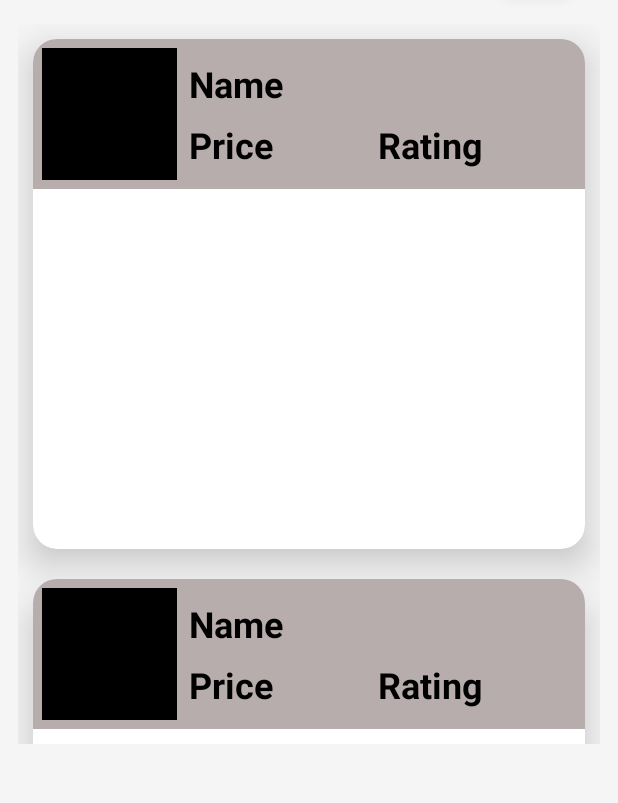
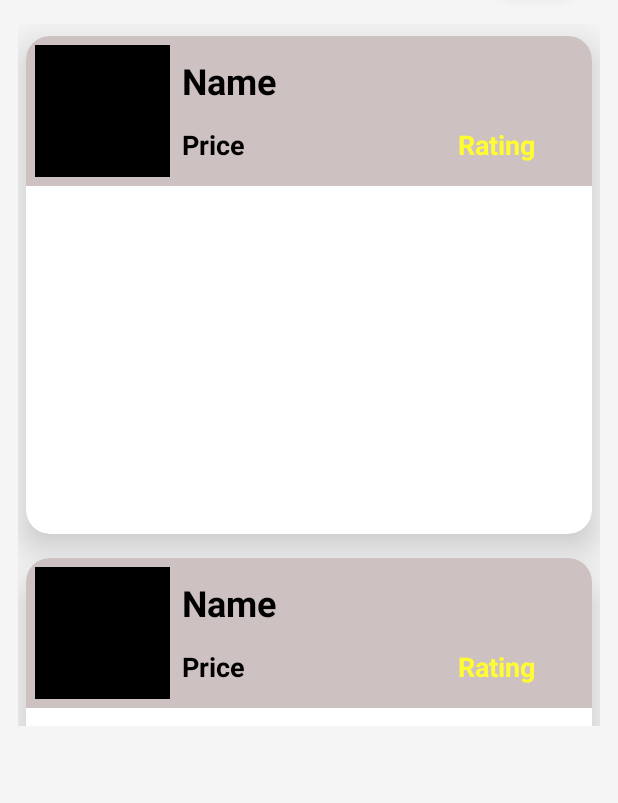
Before and after one commit to koraish3438/Retrofit, an Android app: the layout activity_product.xml on its own in the app's theme, with its tools: preview values and no code run, on a phone screen of 412 x 824 dp, the part 150-953 px from its top. Run offline under Robolectric (Android 15) with nearby library versions, the phone set to English and light mode, and no system bars.

Commit message:
ready project

```diff
--- a/app/src/main/res/layout/product_item_list.xml
+++ b/app/src/main/res/layout/product_item_list.xml
@@ -6,8 +6,8 @@
     xmlns:app="http://schemas.android.com/apk/res-auto"
     app:cardElevation="15dp"
     app:cardCornerRadius="16dp"
-    android:layout_marginVertical="10dp"
-    android:layout_marginHorizontal="10dp"
+    android:layout_marginVertical="8dp"
+    android:layout_marginHorizontal="5dp"
     android:id="@+id/topCard">
 
     <androidx.constraintlayout.widget.ConstraintLayout
@@ -20,6 +20,7 @@
             android:id="@+id/productImage"
             android:layout_width="90dp"
             android:layout_height="90dp"
+            android:contentDescription="@string/this_is_product_image"
             android:src="@color/black"
             app:layout_constraintBottom_toBottomOf="parent"
             app:layout_constraintStart_toStartOf="parent"
@@ -31,7 +32,7 @@
             android:layout_height="wrap_content"
             android:layout_marginHorizontal="8dp"
             android:layout_marginTop="8dp"
-            android:text="Name"
+            android:text="@string/name"
             android:textColor="@color/black"
             android:textSize="24sp"
             android:textStyle="bold"
@@ -48,10 +49,11 @@
             android:layout_width="0dp"
             android:layout_height="wrap_content"
             android:layout_marginHorizontal="8dp"
-            android:layout_marginTop="8dp"
-            android:text="Price"
+            android:layout_marginStart="8dp"
+            android:layout_marginTop="14dp"
+            android:text="@string/price"
             android:textColor="@color/black"
-            android:textSize="24sp"
+            android:textSize="18sp"
             android:textStyle="bold"
             app:layout_constraintStart_toEndOf="@+id/productImage"
             app:layout_constraintTop_toBottomOf="@+id/productName" />
@@ -61,14 +63,12 @@
             android:layout_width="0dp"
             android:layout_height="wrap_content"
             android:layout_marginHorizontal="8dp"
-            android:layout_marginStart="70dp"
-            android:text="Rating"
-            android:textColor="@color/black"
-            android:textSize="24sp"
+            android:layout_marginEnd="32dp"
+            android:text="@string/rating"
+            android:textColor="@color/yellow"
+            android:textSize="18sp"
             android:textStyle="bold"
             app:layout_constraintEnd_toEndOf="parent"
-            app:layout_constraintHorizontal_bias="0.0"
-            app:layout_constraintStart_toEndOf="@+id/productPrice"
             app:layout_constraintTop_toTopOf="@+id/productPrice" />
 
     </androidx.constraintlayout.widget.ConstraintLayout>
--- a/app/src/main/res/values/colors.xml
+++ b/app/src/main/res/values/colors.xml
@@ -4,7 +4,7 @@
     <color name="white">#FFFFFFFF</color>
     <color name="blue">#3F56E2</color>
     <color name="button_color">#6075ED</color>
-    <color name="grey">#B8ADAD</color>
-    <color name="red">#D02C2C</color>
+    <color name="grey">#CEC1C1</color>
+    <color name="yellow">#FFFC33</color>
     <color name="light_gray">#F5F5F5</color>
 </resources>
--- a/app/src/main/res/values/strings.xml
+++ b/app/src/main/res/values/strings.xml
@@ -3,4 +3,8 @@
     <string name="develop_by_md_kajam_all_koraish">Developed by\nMD. KAJAM-ALL KORAISH</string>
     <string name="retrofit">Retrofit</string>
     <string name="refresh_product_list">Refresh product list</string>
+    <string name="rating">Rating</string>
+    <string name="price">Price</string>
+    <string name="name">Name</string>
+    <string name="this_is_product_image">This is product image</string>
 </resources>
```
